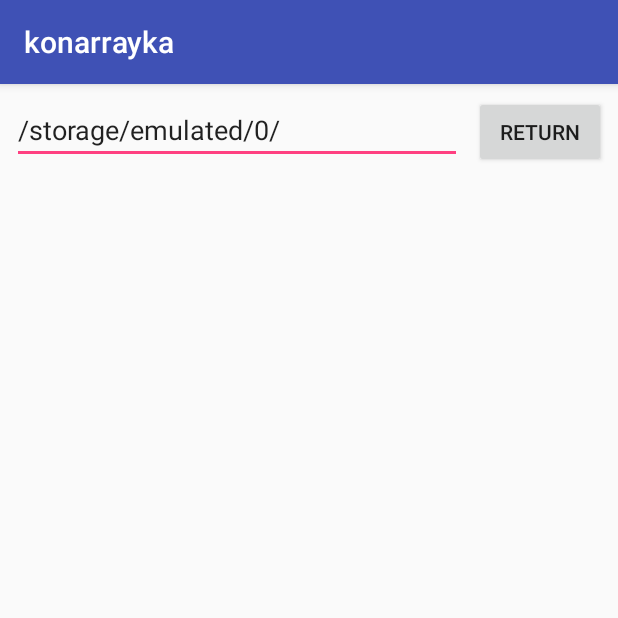
After one commit to HackerMadCat/konarrayka, an Android app: the StorageActivity screen opened directly, with no data from a screen before it, on a phone screen of 412 x 824 dp, the top half of it. The commit adds this screen. Run offline under Robolectric (Android 15) with nearby library versions, the phone set to English and light mode, and no system bars.

Commit message:
added simple storage

```diff
--- a/app/src/main/res/mipmap-anydpi-v26/ic_launcher.xml
+++ /dev/null
@@ -1,5 +0,0 @@
-<?xml version="1.0" encoding="utf-8"?>
-<adaptive-icon xmlns:android="http://schemas.android.com/apk/res/android">
-    <background android:drawable="@drawable/ic_launcher_background" />
-    <foreground android:drawable="@drawable/ic_launcher_foreground" />
-</adaptive-icon>
--- a/app/src/main/res/mipmap-anydpi-v26/ic_launcher_round.xml
+++ /dev/null
@@ -1,5 +0,0 @@
-<?xml version="1.0" encoding="utf-8"?>
-<adaptive-icon xmlns:android="http://schemas.android.com/apk/res/android">
-    <background android:drawable="@drawable/ic_launcher_background" />
-    <foreground android:drawable="@drawable/ic_launcher_foreground" />
-</adaptive-icon>
--- a/app/src/main/res/values/strings.xml
+++ b/app/src/main/res/values/strings.xml
@@ -1,3 +1,4 @@
 <resources>
     <string name="app_name">konarrayka</string>
+    <string name="findButtonText">find</string>
 </resources>
--- /dev/null
+++ b/storage/src/main/res/layout/activity_storage.xml
@@ -0,0 +1,37 @@
+<?xml version="1.0" encoding="utf-8"?>
+<android.support.constraint.ConstraintLayout xmlns:android="http://schemas.android.com/apk/res/android"
+    xmlns:app="http://schemas.android.com/apk/res-auto"
+    xmlns:tools="http://schemas.android.com/tools"
+    android:layout_width="match_parent"
+    android:layout_height="match_parent"
+    tools:context=".StorageActivity">
+
+    <Button
+        android:id="@+id/returnButton"
+        android:layout_width="wrap_content"
+        android:layout_height="wrap_content"
+        android:layout_marginTop="8dp"
+        android:layout_marginEnd="8dp"
+        android:onClick="returnAction"
+        android:text="@string/returnButtonText"
+        app:layout_constraintEnd_toEndOf="parent"
+        app:layout_constraintTop_toTopOf="parent" />
+
+    <EditText
+        android:id="@+id/pathEdit"
+        android:layout_width="0dp"
+        android:layout_height="wrap_content"
+        android:layout_marginStart="8dp"
+        android:layout_marginTop="8dp"
+        android:layout_marginEnd="8dp"
+        android:ems="10"
+        android:inputType="textPersonName"
+        android:text="@string/pathEditText"
+        android:hint="@string/pathEditHint"
+        app:layout_constraintEnd_toStartOf="@+id/returnButton"
+        app:layout_constraintHorizontal_bias="0.0"
+        app:layout_constraintStart_toStartOf="parent"
+        app:layout_constraintTop_toTopOf="parent"
+        tools:ignore="Autofill,LabelFor" />
+
+</android.support.constraint.ConstraintLayout>
--- a/storage/src/main/res/values/strings.xml
+++ b/storage/src/main/res/values/strings.xml
@@ -1,3 +1,8 @@
 <resources>
     <string name="app_name">storage</string>
+    <string name="returnButtonText">return</string>
+    <string name="findButtonText">find</string>
+    <string name="pathEditText">/storage/emulated/0/</string>
+    <string name="permissionDenied">App don`t have permissions for read/write this file. If you permanently denied, then you a very stupid guy.</string>
+    <string name="pathEditHint">path</string>
 </resources>
```
Also changed, not shown: app/src/main/java/ru/spbstu/icc/kspt/konarrayka/MainActivity.kt (+32 -3 lines), app/src/main/res/layout/activity_main.xml (+12 -1 lines), common/src/main/java/ru/spbstu/icc/kspt/common/AlertEx.kt (added, +18 -0 lines), common/src/main/java/ru/spbstu/icc/kspt/common/ExtraEx.kt (added, +8 -0 lines), storage/src/main/AndroidManifest.xml (+10 -1 lines), storage/src/main/java/ru/spbstu/icc/kspt/storage/ExternalStorageManager.kt (added, +44 -0 lines), storage/src/main/java/ru/spbstu/icc/kspt/storage/StorageActivity.kt (added, +104 -0 lines), storage/src/main/java/ru/spbstu/icc/kspt/storage/StorageManager.kt (deleted, +0 -9 lines).
